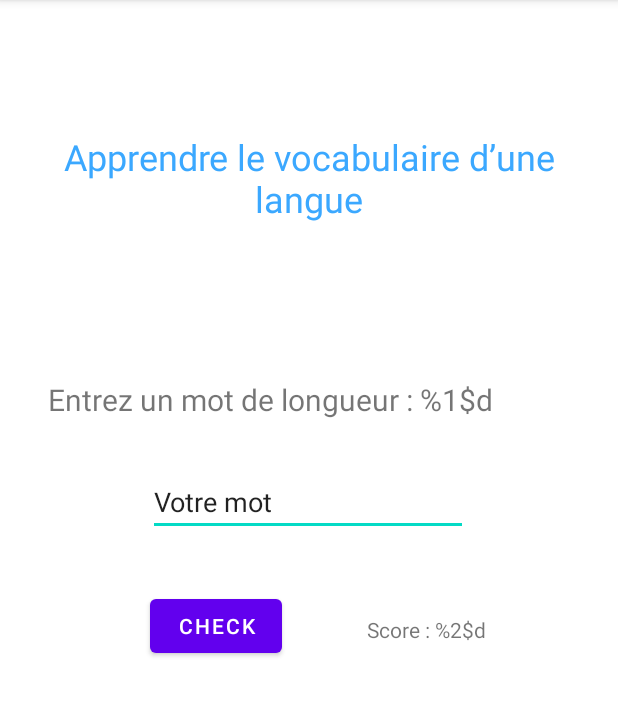
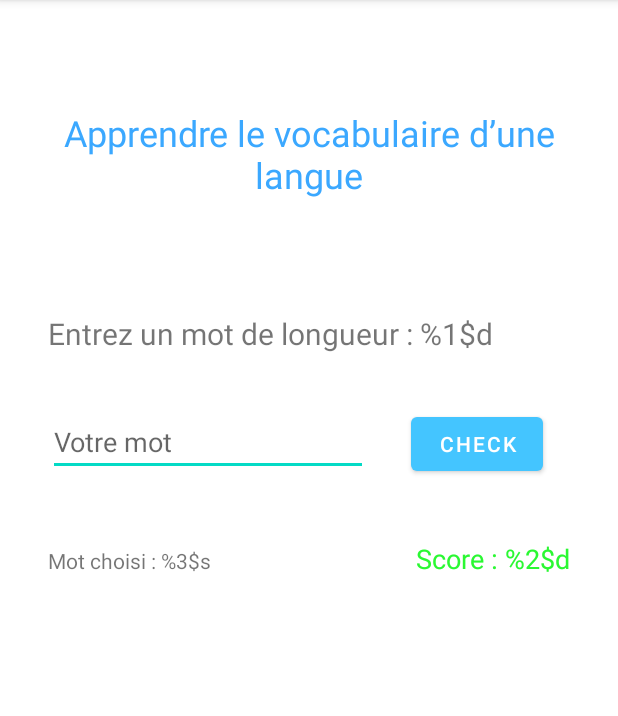
Before and after one commit to Lamiaselm/Word-Checker, an Android app: the screen it shows after launch (MainActivity), on a phone screen of 412 x 824 dp, the part 84-800 px from its top. Run offline under Robolectric (Android 15) with nearby library versions, the phone set to English and light mode, and no system bars.

Commit message:
UI changes

```diff
--- a/app/src/main/res/layout/activity_main.xml
+++ b/app/src/main/res/layout/activity_main.xml
@@ -12,7 +12,7 @@
         android:layout_height="wrap_content"
         android:layout_marginStart="32dp"
         android:layout_marginLeft="32dp"
-        android:layout_marginTop="88dp"
+        android:layout_marginTop="72dp"
         android:layout_marginEnd="32dp"
         android:layout_marginRight="32dp"
         android:gravity="center"
@@ -24,52 +24,75 @@
         app:layout_constraintStart_toStartOf="parent"
         app:layout_constraintTop_toTopOf="parent" />
 
-    <Button
-        android:id="@+id/submit"
-        android:layout_width="wrap_content"
-        android:layout_height="wrap_content"
-        android:layout_marginStart="100dp"
-        android:layout_marginLeft="100dp"
-        android:layout_marginTop="36dp"
-        android:text="Check"
-        app:layout_constraintStart_toStartOf="parent"
-        app:layout_constraintTop_toBottomOf="@+id/mot" />
-
-    <EditText
-        android:id="@+id/mot"
-        android:layout_width="wrap_content"
-        android:layout_height="wrap_content"
-        android:layout_marginTop="32dp"
-        android:ems="10"
-        android:inputType="textPersonName"
-        android:text="Votre mot"
-        app:layout_constraintEnd_toEndOf="parent"
-        app:layout_constraintHorizontal_bias="0.497"
-        app:layout_constraintStart_toStartOf="parent"
-        app:layout_constraintTop_toBottomOf="@+id/textView4" />
-
     <TextView
         android:id="@+id/textView4"
         android:layout_width="wrap_content"
         android:layout_height="wrap_content"
         android:layout_marginStart="32dp"
         android:layout_marginLeft="32dp"
-        android:layout_marginTop="104dp"
+        android:layout_marginTop="76dp"
         android:text="@string/message1"
         android:textSize="20dp"
         app:layout_constraintStart_toStartOf="parent"
         app:layout_constraintTop_toBottomOf="@+id/textView2" />
 
+    <EditText
+        android:id="@+id/mot"
+        android:layout_width="wrap_content"
+        android:layout_height="wrap_content"
+        android:layout_marginStart="32dp"
+        android:layout_marginLeft="32dp"
+        android:layout_marginTop="36dp"
+        android:ems="10"
+        android:hint="Votre mot"
+        android:inputType="textPersonName"
+        app:layout_constraintBaseline_toBaselineOf="@+id/check"
+        app:layout_constraintEnd_toEndOf="parent"
+        app:layout_constraintHorizontal_bias="0.0"
+        app:layout_constraintStart_toStartOf="parent"
+        app:layout_constraintTop_toBottomOf="@+id/textView4" />
+
+    <Button
+        android:id="@+id/check"
+        android:layout_width="wrap_content"
+        android:layout_height="wrap_content"
+        android:layout_marginStart="16dp"
+        android:layout_marginLeft="16dp"
+        android:layout_marginTop="36dp"
+        android:layout_marginEnd="32dp"
+        android:layout_marginRight="32dp"
+        android:text="@string/check"
+        app:backgroundTint="#44C5FF"
+        app:layout_constraintEnd_toEndOf="parent"
+        app:layout_constraintHorizontal_bias="0.421"
+        app:layout_constraintStart_toEndOf="@+id/mot"
+        app:layout_constraintTop_toBottomOf="@+id/textView4" />
+
     <TextView
         android:id="@+id/score"
         android:layout_width="wrap_content"
         android:layout_height="wrap_content"
-        android:layout_marginEnd="88dp"
-        android:layout_marginRight="88dp"
+        android:layout_marginStart="32dp"
+        android:layout_marginLeft="32dp"
+        android:layout_marginTop="40dp"
+        android:layout_marginEnd="32dp"
+        android:layout_marginRight="32dp"
         android:text="@string/score"
-        app:layout_constraintBottom_toBottomOf="@+id/submit"
+        android:textColor="#2AF832"
+        android:textSize="18sp"
         app:layout_constraintEnd_toEndOf="parent"
-        app:layout_constraintTop_toTopOf="@+id/submit"
-        app:layout_constraintVertical_bias="0.586" />
+        app:layout_constraintHorizontal_bias="1.0"
+        app:layout_constraintStart_toEndOf="@+id/mot_genere"
+        app:layout_constraintTop_toBottomOf="@+id/check" />
+
+    <TextView
+        android:id="@+id/mot_genere"
+        android:layout_width="177dp"
+        android:layout_height="27dp"
+        android:layout_marginStart="32dp"
+        android:layout_marginLeft="32dp"
+        android:text="@string/genere"
+        app:layout_constraintBaseline_toBaselineOf="@+id/score"
+        app:layout_constraintStart_toStartOf="parent" />
 
 </androidx.constraintlayout.widget.ConstraintLayout>
--- a/app/src/main/res/values/strings.xml
+++ b/app/src/main/res/values/strings.xml
@@ -3,6 +3,8 @@
     <string name="apprendre">Apprendre le vocabulaire d’une langue</string>
     <string name="message1">Entrez un mot de longueur : %1$d </string>
     <string name="score">Score : %2$d </string>
+    <string name="check">CHECK </string>
+    <string name="genere">Mot choisi : %3$s  </string>
 
 
 
```
